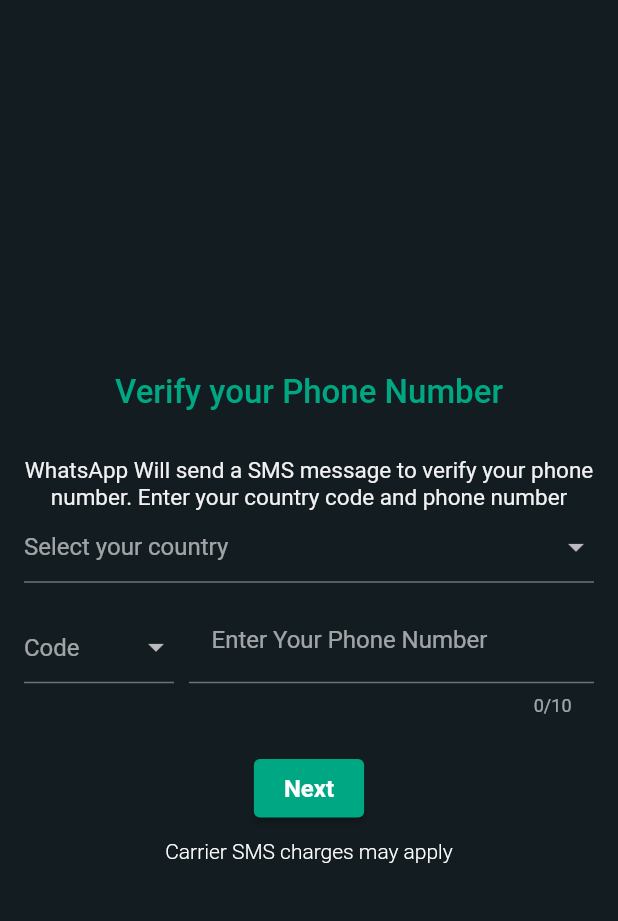
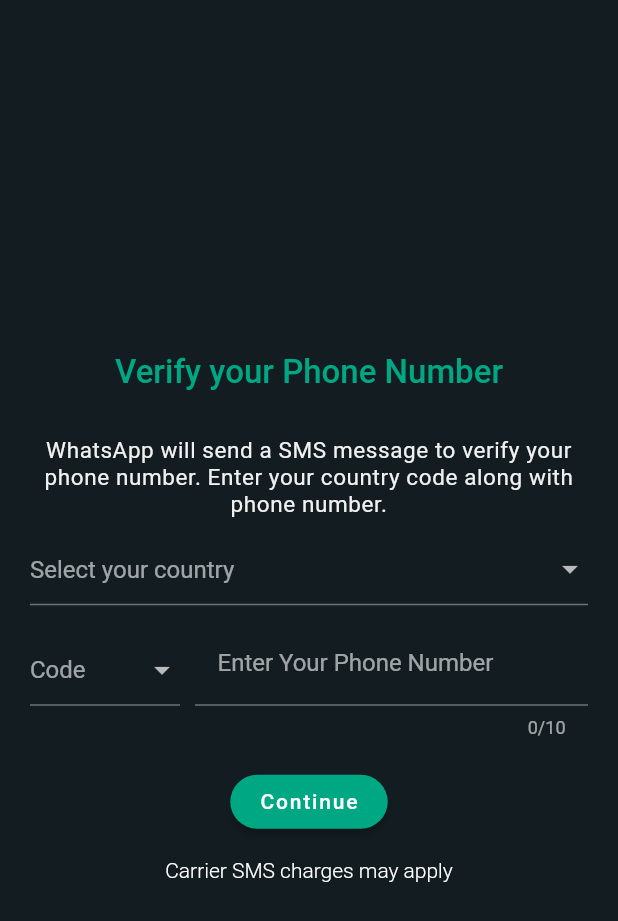
Before and after one commit to DilshadAlam98/WhatsApp-clone, a Flutter app: the OnBoardingScreen screen opened directly, on a phone screen of 412 x 824 dp. Shown: the top 921 px of the screen. Run offline on Flutter 3.47's test engine with Material 2 defaults, Android fonts, the phone set to English and light mode, and no system bars; drawn by our look-alikes of rounded_loading_button; our stand-ins replace bloc, equatable, flutter_bloc, pin_code_fields; missing offline and left inert: status_view; network calls fail.

Commit message:
button loading and verify otp design

```diff
--- a/lib/bloc/chat/chat_cubit_state.dart
+++ b/lib/bloc/chat/chat_cubit_state.dart
@@ -8,11 +8,12 @@ class ChatCubitState<T> extends Equatable {
   final NetworkState? networkState;
   final T? errorResponse;
 
-  const ChatCubitState(
-      {this.errorResponse,
-      this.networkState,
-      this.tabController,
-      this.tabIndex});
+  const ChatCubitState({
+    this.errorResponse,
+    this.networkState,
+    this.tabController,
+    this.tabIndex = 0,
+  });
 
   ChatCubitState copyWith({
     final NetworkState? networkState,
--- a/lib/bloc/onboarding/onboarding_state.dart
+++ b/lib/bloc/onboarding/onboarding_state.dart
@@ -6,13 +6,18 @@ class OnboardingState<T> extends Equatable {
   final CountryIsoList? countryIsoList;
   final CountryIso? country;
   final CountryIso? countryCode;
+  final bool isOtpSent;
+  final RoundedLoadingButtonController? buttonController;
 
-  const OnboardingState(
-      {this.errorResponse,
-      this.networkState,
-      this.countryIsoList,
-      this.countryCode,
-      this.country});
+  const OnboardingState({
+    this.errorResponse,
+    this.networkState,
+    this.countryIsoList,
+    this.countryCode,
+    this.country,
+    this.isOtpSent = false,
+    this.buttonController,
+  });
 
   OnboardingState copyWith({
     final NetworkState? networkState,
@@ -20,13 +25,17 @@ class OnboardingState<T> extends Equatable {
     final CountryIsoList? countryIsoList,
     final CountryIso? country,
     final CountryIso? countryCode,
+    final bool? isOtpSent,
+    final RoundedLoadingButtonController? buttonController,
   }) {
     return OnboardingState(
         networkState: networkState ?? this.networkState,
         countryIsoList: countryIsoList ?? this.countryIsoList,
         errorResponse: errorResponse ?? this.errorResponse,
         country: country ?? this.country,
-        countryCode: countryCode ?? this.countryCode);
+        countryCode: countryCode ?? this.countryCode,
+        isOtpSent: isOtpSent ?? this.isOtpSent,
+        buttonController: buttonController ?? this.buttonController);
   }
 
   @override
@@ -35,6 +44,12 @@ class OnboardingState<T> extends Equatable {
   }
 
   @override
-  List<Object?> get props =>
-      [networkState, countryIsoList, errorResponse, country];
+  List<Object?> get props => [
+        networkState,
+        countryIsoList,
+        errorResponse,
+        country,
+        isOtpSent,
+        buttonController
+      ];
 }
--- a/lib/main.dart
+++ b/lib/main.dart
@@ -5,7 +5,6 @@ import 'package:whatsapp_clone/bloc/chat/chat_cubit_cubit.dart';
 import 'package:whatsapp_clone/bloc/onboarding/onboarding_cubit.dart';
 import 'package:whatsapp_clone/constant/color_constant.dart';
 import 'package:whatsapp_clone/constant/route_manager.dart';
-import 'package:whatsapp_clone/screen/mobile_view/mobile_screen.dart';
 import 'package:whatsapp_clone/screen/mobile_view/onboarding_screen.dart';
 import 'package:whatsapp_clone/utils/responsive_layout.dart';
 import 'package:whatsapp_clone/screen/web_view/web_screen.dart';
@@ -37,7 +36,7 @@ class MyApp extends StatelessWidget {
         ),
         onGenerateRoute: RouteManager.onGenerateRoute,
         home: const ResponsiveLayoutScreen(
-          mobileLayoutScreen: MobileScreen(),
+          mobileLayoutScreen: OnBoardingScreen(),
           webLayoutScreen: WebLayoutScreen(),
         ),
       ),
--- a/lib/screen/mobile_view/onboarding_screen.dart
+++ b/lib/screen/mobile_view/onboarding_screen.dart
@@ -1,10 +1,10 @@
 import 'package:flutter/material.dart';
 import 'package:flutter_bloc/flutter_bloc.dart';
 import 'package:whatsapp_clone/bloc/onboarding/onboarding_cubit.dart';
-import 'package:whatsapp_clone/constant/color_constant.dart';
 import 'package:whatsapp_clone/constant/global_variable.dart';
 import 'package:whatsapp_clone/constant/route_constant.dart';
-import 'package:whatsapp_clone/model/country_model.dart';
+import 'package:whatsapp_clone/screen/mobile_view/verify_your_number_scree.dart';
+import 'package:whatsapp_clone/screen/mobile_view/verify_your_otp_screen.dart';
 
 class OnBoardingScreen extends StatefulWidget {
   const OnBoardingScreen({Key? key}) : super(key: key);
@@ -20,7 +20,10 @@ class _OnBoardingScreenState extends State<OnBoardingScreen> {
   @override
   Widget build(BuildContext context) {
     return Scaffold(
-      body: BlocBuilder<OnboardingCubit, OnboardingState>(
+      body: SafeArea(
+        child: Padding(
+          padding: const EdgeInsets.all(20),
+          child: BlocBuilder<OnboardingCubit, OnboardingState>(
             builder: (context, state) {
               if (state.networkState == NetworkState.loading) {
                 return const Center(
@@ -32,178 +35,32 @@ class _OnBoardingScreenState extends State<OnBoardingScreen> {
                   child: CircularProgressIndicator(),
                 );
               }
-          return SafeArea(
-            child: Padding(
-              padding: const EdgeInsets.all(16),
-              child: Column(
-                mainAxisAlignment: MainAxisAlignment.center,
-                children: [
-                  _contentInfo(),
-                  _selectYourCountry(state, context),
-                  const SizedBox(height: 10),
-                  _phoneNumberRow(state, context),
-                  _buttonContent(context)
-                ],
-              ),
-            ),
+              if (state.isOtpSent) {
+                return EnterYourOTP(
+                  state: state,
+                  onTap: () {
+                    Navigator.pushReplacementNamed(
+                      context,
+                      RouteConstant.mobileScreen,
+                    );
+                  },
+                );
+              }
+              return VerifyYourNumber(
+                state: state,
+                formCodeKey: _formCodeKey,
+                formCountryKey: _formCountryKey,
+                formPhoneKey: _formPhoneKey,
+                onTap: () {
+                  if (isValidate) {
+                    context.read<OnboardingCubit>().verifyYourNumber();
+                  }
+                },
               );
             },
           ),
-    );
-  }
-
-  Widget _contentInfo() {
-    return Column(
-      children: const [
-        Text(
-          "Verify your Phone Number",
-          textAlign: TextAlign.center,
-          style: TextStyle(
-            color: tabColor,
-            fontSize: 22,
-            fontWeight: FontWeight.w500,
         ),
       ),
-        SizedBox(
-          height: 30,
-        ),
-        Text(
-          "WhatsApp Will send a SMS message to verify your phone number. Enter your country code and phone number",
-          textAlign: TextAlign.center,
-          style: TextStyle(
-            color: textColor,
-            fontSize: 15,
-            fontWeight: FontWeight.w400,
-          ),
-        ),
-      ],
-    );
-  }
-
-  Widget _selectYourCountry(OnboardingState? state, BuildContext context) {
-    return Form(
-      key: _formCountryKey,
-      child: DropdownButtonFormField(
-        isExpanded: true,
-        decoration: const InputDecoration(
-          errorStyle: TextStyle(
-            color: Colors.grey,
-            fontWeight: FontWeight.w500,
-          ),
-        ),
-        hint: const Text("Select your country"),
-        validator: (CountryIso? value) =>
-            context.read<OnboardingCubit>().validateCountryName(value),
-        value: state?.country,
-        items: state?.countryIsoList?.countryIso
-            .map(
-              (e) => DropdownMenuItem<CountryIso>(
-                value: e,
-                child: Text(e.name!),
-              ),
-            )
-            .toList(),
-        onChanged: (CountryIso? value) =>
-            context.read<OnboardingCubit>().onCountryChange(value),
-      ),
-    );
-  }
-
-  Widget _phoneNumberRow(OnboardingState? state, BuildContext context) {
-    return Row(
-      children: [
-        Form(
-          key: _formCodeKey,
-          child: SizedBox(
-            width: 100,
-            height: 65,
-            child: DropdownButtonFormField(
-                decoration: const InputDecoration(
-                  errorStyle: TextStyle(
-                    color: Colors.grey,
-                    fontWeight: FontWeight.w500,
-                  ),
-                ),
-                isExpanded: true,
-                hint: const Text("Code"),
-                value: state?.countryCode,
-                validator: (CountryIso? value) =>
-                    context.read<OnboardingCubit>().validateCountryCode(value),
-                items: state?.countryIsoList?.countryIso
-                    .map(
-                      (e) => DropdownMenuItem<CountryIso>(
-                        value: e,
-                        child: Text(e.code!),
-                      ),
-                    )
-                    .toList(),
-                onChanged: (CountryIso? value) =>
-                    context.read<OnboardingCubit>().onCountryCodeChange(value)),
-          ),
-        ),
-        const SizedBox(width: 10),
-        Expanded(
-            child: Padding(
-          padding: const EdgeInsets.only(bottom: 4),
-          child: Form(
-            key: _formPhoneKey,
-            child: TextFormField(
-              // expands: true,
-              maxLength: 10,
-              validator: (String? phone) =>
-                  context.read<OnboardingCubit>().validatePhoneNumber(phone),
-              decoration: const InputDecoration(
-                isDense: true,
-                errorStyle: TextStyle(
-                  color: Colors.grey,
-                  fontWeight: FontWeight.w500,
-                ),
-                contentPadding:
-                    EdgeInsets.symmetric(horizontal: 15, vertical: 11),
-                label: Text("Enter Your Phone Number"),
-              ),
-            ),
-          ),
-        ))
-      ],
-    );
-  }
-
-  Widget _buttonContent(BuildContext context) {
-    return Column(
-      children: [
-        const SizedBox(height: 20),
-        ElevatedButton(
-          style: ElevatedButton.styleFrom(
-              padding: const EdgeInsets.symmetric(
-                horizontal: 20,
-                vertical: 10,
-              ),
-              backgroundColor: tabColor),
-          onPressed: () {
-            if (isValidate) {
-              Navigator.pushReplacementNamed(
-                context,
-                RouteConstant.registerYourSelf,
-              );
-            }
-          },
-          child: const Text(
-            "Next",
-            style: TextStyle(
-              fontSize: 16,
-              fontWeight: FontWeight.w600,
-            ),
-          ),
-        ),
-        const SizedBox(
-          height: 10,
-        ),
-        const Text(
-          "Carrier SMS charges may apply",
-          style: TextStyle(fontWeight: FontWeight.w300),
-        )
-      ],
     );
   }
 
--- /dev/null
+++ b/lib/screen/mobile_view/verify_your_number_scree.dart
@@ -0,0 +1,192 @@
+import 'package:flutter/material.dart';
+import 'package:flutter_bloc/flutter_bloc.dart';
+import 'package:rounded_loading_button/rounded_loading_button.dart';
+import 'package:whatsapp_clone/bloc/onboarding/onboarding_cubit.dart';
+import 'package:whatsapp_clone/constant/color_constant.dart';
+import 'package:whatsapp_clone/model/country_model.dart';
+
+class VerifyYourNumber extends StatelessWidget {
+  const VerifyYourNumber(
+      {Key? key,
+      required this.state,
+      required this.formCodeKey,
+      required this.formCountryKey,
+      required this.formPhoneKey,
+      this.onTap})
+      : super(key: key);
+
+  final OnboardingState state;
+  final GlobalKey<FormState> formCodeKey;
+  final GlobalKey<FormState> formCountryKey;
+  final GlobalKey<FormState> formPhoneKey;
+  final VoidCallback? onTap;
+
+  @override
+  Widget build(BuildContext context) {
+    return Column(
+      mainAxisAlignment: MainAxisAlignment.center,
+      children: [
+        _contentInfo(),
+        const SizedBox(height: 10),
+        _selectYourCountry(state, context),
+        const SizedBox(height: 10),
+        _phoneNumberRow(state, context),
+        _buttonContent(context)
+      ],
+    );
+  }
+
+  Widget _contentInfo() {
+    return Column(
+      children: const [
+        Text(
+          "Verify your Phone Number",
+          textAlign: TextAlign.center,
+          style: TextStyle(
+            color: tabColor,
+            fontSize: 22,
+            fontWeight: FontWeight.w500,
+          ),
+        ),
+        SizedBox(height: 30),
+        Text(
+          "WhatsApp will send a SMS message to verify your phone number. Enter your country code along with phone number.",
+          textAlign: TextAlign.center,
+          style: TextStyle(
+            color: textColor,
+            fontSize: 15,
+            letterSpacing: 0.4,
+            fontWeight: FontWeight.w400,
+          ),
+        ),
+      ],
+    );
+  }
+
+  Widget _selectYourCountry(OnboardingState? state, BuildContext context) {
+    return Form(
+      key: formCountryKey,
+      child: DropdownButtonFormField(
+        isExpanded: true,
+        decoration: const InputDecoration(
+          errorStyle: TextStyle(
+            color: Colors.grey,
+            fontWeight: FontWeight.w500,
+          ),
+        ),
+        hint: const Text("Select your country"),
+        validator: (CountryIso? value) =>
+            context.read<OnboardingCubit>().validateCountryName(value),
+        value: state?.country,
+        items: state?.countryIsoList?.countryIso
+            .map(
+              (e) => DropdownMenuItem<CountryIso>(
+                value: e,
+                child: Text(e.name!),
+              ),
+            )
+            .toList(),
+        onChanged: (CountryIso? value) =>
+            context.read<OnboardingCubit>().onCountryChange(value),
+      ),
+    );
+  }
+
+  Widget _phoneNumberRow(OnboardingState? state, BuildContext context) {
+    return Row(
+      children: [
+        Form(
+          key: formCodeKey,
+          child: SizedBox(
+            width: 100,
+            height: 65,
+            child: DropdownButtonFormField(
+                decoration: const InputDecoration(
+                  errorStyle: TextStyle(
+                    color: Colors.grey,
+                    fontWeight: FontWeight.w500,
+                  ),
+                ),
+                isExpanded: true,
+                hint: const Text("Code"),
+                value: state?.countryCode,
+                validator: (CountryIso? value) =>
+                    context.read<OnboardingCubit>().validateCountryCode(value),
+                items: state?.countryIsoList?.countryIso
+                    .map(
+                      (e) => DropdownMenuItem<CountryIso>(
+                        value: e,
+                        child: Text(e.code!),
+                      ),
+                    )
+                    .toList(),
+                onChanged: (CountryIso? value) =>
+                    context.read<OnboardingCubit>().onCountryCodeChange(value)),
+          ),
+        ),
+        const SizedBox(width: 10),
+        Expanded(
+            child: Padding(
+          padding: const EdgeInsets.only(bottom: 4),
+          child: Form(
+            key: formPhoneKey,
+            child: TextFormField(
+              maxLength: 10,
+              validator: (String? phone) =>
+                  context.read<OnboardingCubit>().validatePhoneNumber(phone),
+              decoration: const InputDecoration(
+                isDense: true,
+                errorStyle: TextStyle(
+                  color: Colors.grey,
+                  fontWeight: FontWeight.w500,
+                ),
+                contentPadding:
+                    EdgeInsets.symmetric(horizontal: 15, vertical: 11),
+                label: Text("Enter Your Phone Number"),
+              ),
+            ),
+          ),
+        ))
+      ],
+    );
+  }
+
+  Widget _buttonContent(BuildContext context) {
+    return Column(
+      children: [
+        const SizedBox(height: 20),
+        SizedBox(
+          width: 105,
+          child: RoundedLoadingButton(
+            controller: state.buttonController!,
+            height: 36,
+            animateOnTap: false,
+            loaderStrokeWidth: 1.4,
+            successColor: Colors.green,
+            color: tabColor,
+            errorColor: Colors.grey,
+            successIcon: Icons.check_rounded,
+            loaderSize: 18,
+            elevation: 2,
+            onPressed: onTap,
+            child: const Text(
+              "Continue",
+              style: TextStyle(
+                fontSize: 14,
+                letterSpacing: 1.2,
+                fontWeight: FontWeight.w500,
+              ),
+            ),
+          ),
+        ),
+        const SizedBox(
+          height: 20,
+        ),
+        const Text(
+          "Carrier SMS charges may apply",
+          style: TextStyle(fontWeight: FontWeight.w300),
+        )
+      ],
+    );
+  }
+}
--- a/pubspec.yaml
+++ b/pubspec.yaml
@@ -32,6 +32,8 @@ dependencies:
   flutter:
     sdk: flutter
   flutter_bloc: ^8.1.1
+  pin_code_fields: ^7.4.0
+  rounded_loading_button: ^2.1.0
   status_view: ^0.0.2
 
 dev_dependencies:
```
Also changed, not shown: lib/bloc/onboarding/onboarding_cubit.dart (+12 -3 lines), lib/screen/mobile_view/mobile_screen.dart (+9 -7 lines), lib/screen/mobile_view/verify_your_otp_screen.dart (added, +99 -0 lines), pubspec.lock. Lines whose indentation alone changed are shown as unchanged.
